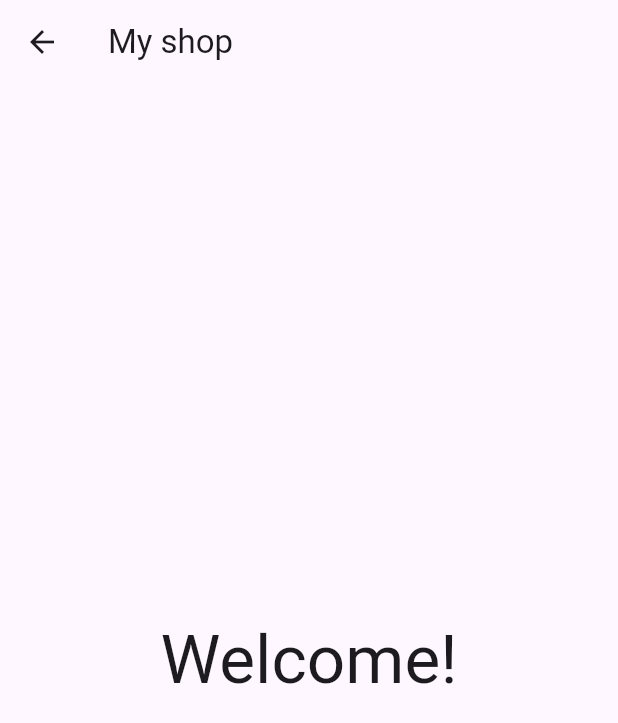
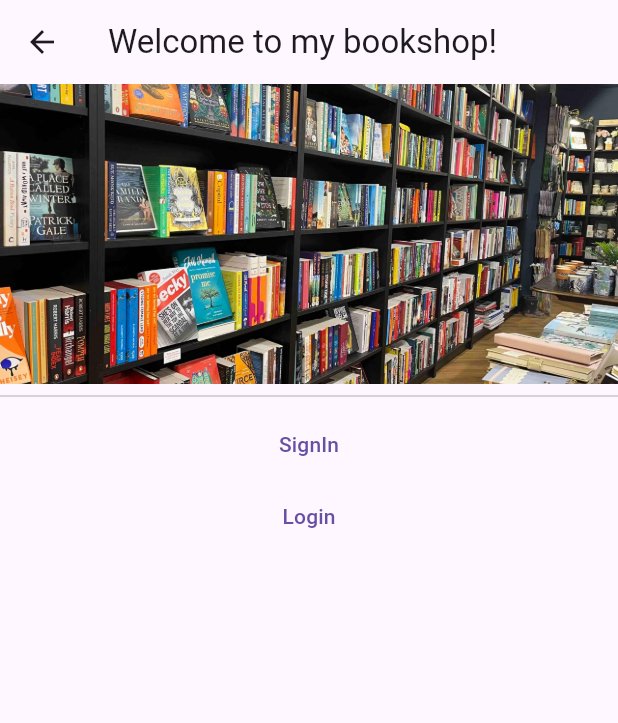
Before and after one commit to alex27riva/bookshop-FE, a Flutter app: the WelcomeScreen screen opened directly, on a phone screen of 412 x 824 dp. Shown: the top 723 px of the screen. Run offline on Flutter 3.47's test engine with Material 3 defaults, Android fonts, the phone set to English and light mode, and no system bars; network calls fail.

Commit message:
Welcome page

```diff
--- a/lib/main.dart
+++ b/lib/main.dart
@@ -1,6 +1,7 @@
 import 'package:flutter/material.dart';
 import 'package:oauth_frontend/screens/booklist.dart';
 import 'package:oauth_frontend/screens/signup_screen.dart';
+import 'package:oauth_frontend/screens/welcome.dart';
 
 void main() {
   runApp(const MyApp());
@@ -15,8 +16,9 @@ class MyApp extends StatelessWidget {
     return MaterialApp(
       debugShowCheckedModeBanner: false,
       routes: {
-        '/': (context) => const SignUpScreen(),
-        '/welcome': (context) => BookListScreen(),
+        '/': (context) => const WelcomeScreen(),
+        '/signup': (context) => const SignUpScreen(),
+        '/welcome': (context) => const BookListScreen(),
       },
     );
   }
--- a/lib/screens/welcome.dart
+++ b/lib/screens/welcome.dart
@@ -6,13 +6,29 @@ class WelcomeScreen extends StatelessWidget {
   @override
   Widget build(BuildContext context) {
     return Scaffold(
-      appBar: AppBar(
-        title: const Text("My shop"),
-      ),
-      body: Center(
-        child:
-            Text('Welcome!', style: Theme.of(context).textTheme.displayMedium),
-      ),
-    );
+        appBar: AppBar(
+          title: const Text("Welcome to my bookshop!"),
+        ),
+        body: Center(
+          child: Column(
+            mainAxisAlignment: MainAxisAlignment.start,
+            crossAxisAlignment: CrossAxisAlignment.center,
+            children: [
+              Image.asset(
+                'assets/bookshop.jpg',
+                width: 500.0, // set the width
+                height: 200.0, // set the height
+                fit: BoxFit.fitWidth,
+              ),
+              const Divider(),
+              TextButton(
+                  onPressed: () => Navigator.of(context).pushNamed('/signup'),
+                  child: const Text("SignIn")),
+              TextButton(
+                  onPressed: () => Navigator.of(context).pushNamed('/welcome'),
+                  child: const Text("Login"))
+            ],
+          ),
+        ));
   }
 }
--- a/pubspec.yaml
+++ b/pubspec.yaml
@@ -61,9 +61,8 @@ flutter:
   uses-material-design: true
 
   # To add assets to your application, add an assets section, like this:
-  # assets:
-  #   - images/a_dot_burr.jpeg
-  #   - images/a_dot_ham.jpeg
+  assets:
+    - assets/bookshop.jpg
 
   # An image asset can refer to one or more resolution-specific "variants", see
   # https://flutter.dev/assets-and-images/#resolution-aware
```
Also changed, not shown: lib/constants/urls.dart (added, +8 -0 lines), lib/screens/signup_screen.dart (+9 -8 lines), lib/widgets/book_detail_item.dart (+19 -8 lines), lib/widgets/signup_form.dart (+36 -7 lines), assets/bookshop.jpg (added).
